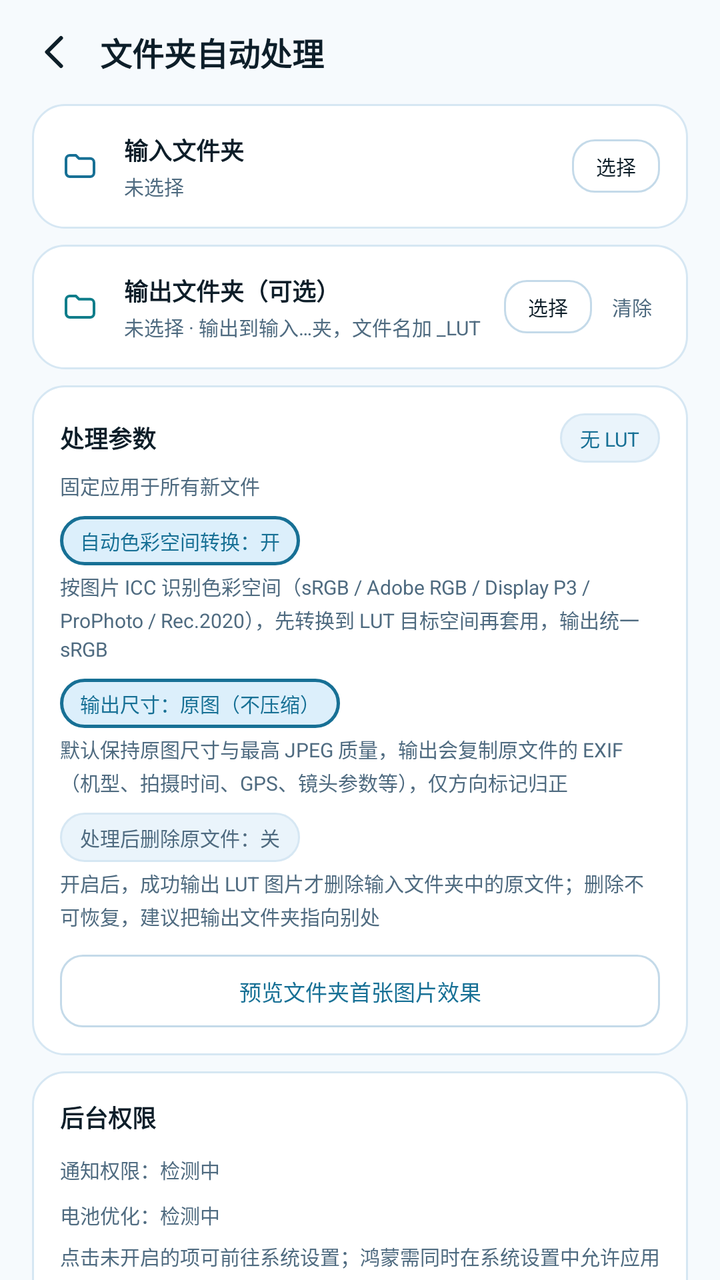
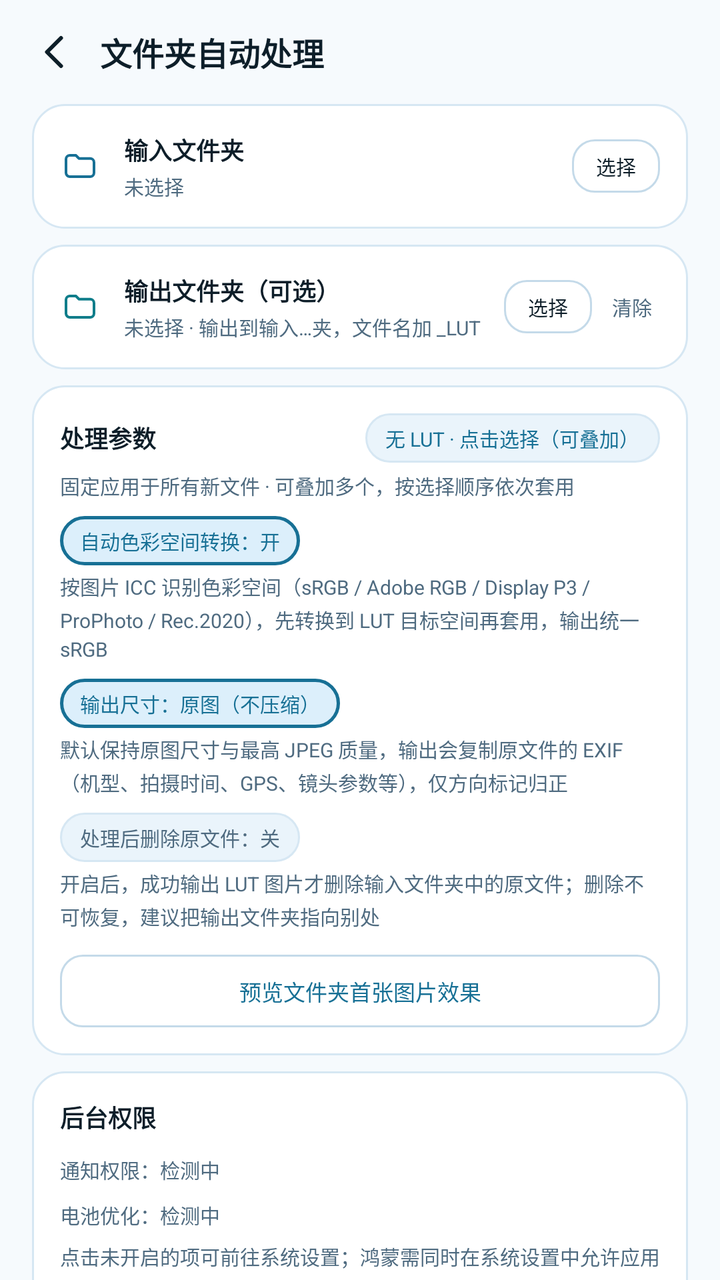

An Android layout rendered at two revisions. The XML below is the earlier revision; the diff shows what the commit changed to produce the second picture.
<!-- AndroidManifest.xml: application theme AppTheme_Dark -->
<!-- res/layout/activity_auto.xml -->
<?xml version="1.0" encoding="utf-8"?>
<LinearLayout xmlns:android="http://schemas.android.com/apk/res/android"
    android:layout_width="match_parent"
    android:layout_height="match_parent"
    android:orientation="vertical"
    android:background="@color/bg">

    <LinearLayout
        android:layout_width="match_parent"
        android:layout_height="52dp"
        android:orientation="horizontal"
        android:gravity="center_vertical"
        android:paddingLeft="8dp"
        android:paddingRight="16dp">

        <ImageView
            android:id="@+id/btnBack"
            android:layout_width="40dp"
            android:layout_height="40dp"
            android:padding="8dp"
            android:src="@drawable/ic_back"
            android:tint="@color/text"
            android:clickable="true"
            android:focusable="true"
            android:contentDescription="返回" />

        <TextView
            android:layout_width="0dp"
            android:layout_height="wrap_content"
            android:layout_weight="1"
            android:layout_marginLeft="2dp"
            android:text="文件夹自动处理"
            android:textColor="@color/text"
            android:textSize="16sp"
            android:textStyle="bold" />
    </LinearLayout>

    <ScrollView
        android:layout_width="match_parent"
        android:layout_height="0dp"
        android:layout_weight="1"
        android:scrollbars="none">

        <LinearLayout
            android:layout_width="match_parent"
            android:layout_height="wrap_content"
            android:orientation="vertical"
            android:paddingLeft="16dp"
            android:paddingRight="16dp"
            android:paddingBottom="16dp">

            <LinearLayout
                android:layout_width="match_parent"
                android:layout_height="wrap_content"
                android:orientation="horizontal"
                android:background="@drawable/bg_card"
                android:padding="14dp"
                android:gravity="center_vertical">

                <ImageView
                    android:layout_width="20dp"
                    android:layout_height="20dp"
                    android:src="@drawable/ic_folder"
                    android:tint="@color/accent" />

                <LinearLayout
                    android:layout_width="0dp"
                    android:layout_height="wrap_content"
                    android:layout_weight="1"
                    android:layout_marginLeft="12dp"
                    android:orientation="vertical">

                    <TextView
                        android:layout_width="wrap_content"
                        android:layout_height="wrap_content"
                        android:text="输入文件夹"
                        android:textColor="@color/text"
                        android:textSize="12sp"
                        android:textStyle="bold" />

                    <TextView
                        android:id="@+id/inPath"
                        android:layout_width="match_parent"
                        android:layout_height="wrap_content"
                        android:layout_marginTop="2dp"
                        android:ellipsize="middle"
                        android:maxLines="1"
                        android:text="未选择"
                        android:textColor="@color/muted"
                        android:textSize="10sp" />
                </LinearLayout>

                <TextView
                    android:id="@+id/btnPickIn"
                    android:layout_width="wrap_content"
                    android:layout_height="wrap_content"
                    android:layout_marginLeft="8dp"
                    android:background="@drawable/bg_btn_ghost"
                    android:paddingLeft="12dp"
                    android:paddingRight="12dp"
                    android:paddingTop="6dp"
                    android:paddingBottom="6dp"
                    android:text="选择"
                    android:textColor="@color/text"
                    android:textSize="10sp"
                    android:clickable="true"
                    android:focusable="true" />
            </LinearLayout>

            <LinearLayout
                android:layout_width="match_parent"
                android:layout_height="wrap_content"
                android:layout_marginTop="8dp"
                android:orientation="horizontal"
                android:background="@drawable/bg_card"
                android:padding="14dp"
                android:gravity="center_vertical">

                <ImageView
                    android:layout_width="20dp"
                    android:layout_height="20dp"
                    android:src="@drawable/ic_folder"
                    android:tint="@color/teal" />

                <LinearLayout
                    android:layout_width="0dp"
                    android:layout_height="wrap_content"
                    android:layout_weight="1"
                    android:layout_marginLeft="12dp"
                    android:orientation="vertical">

                    <TextView
                        android:layout_width="wrap_content"
                        android:layout_height="wrap_content"
                        android:text="输出文件夹（可选）"
                        android:textColor="@color/text"
                        android:textSize="12sp"
                        android:textStyle="bold" />

                    <TextView
                        android:id="@+id/outPath"
                        android:layout_width="match_parent"
                        android:layout_height="wrap_content"
                        android:layout_marginTop="2dp"
                        android:ellipsize="middle"
                        android:maxLines="1"
                        android:text="未选择 · 输出到输入文件夹，文件名加 _LUT"
                        android:textColor="@color/muted"
                        android:textSize="10sp" />
                </LinearLayout>

                <TextView
                    android:id="@+id/btnPickOut"
                    android:layout_width="wrap_content"
                    android:layout_height="wrap_content"
                    android:layout_marginLeft="8dp"
                    android:background="@drawable/bg_btn_ghost"
                    android:paddingLeft="12dp"
                    android:paddingRight="12dp"
                    android:paddingTop="6dp"
                    android:paddingBottom="6dp"
                    android:text="选择"
                    android:textColor="@color/text"
                    android:textSize="10sp"
                    android:clickable="true"
                    android:focusable="true" />

                <TextView
                    android:id="@+id/btnClearOut"
                    android:layout_width="wrap_content"
                    android:layout_height="wrap_content"
                    android:layout_marginLeft="6dp"
                    android:padding="4dp"
                    android:text="清除"
                    android:textColor="@color/muted"
                    android:textSize="10sp"
                    android:clickable="true"
                    android:focusable="true" />
            </LinearLayout>

            <LinearLayout
                android:layout_width="match_parent"
                android:layout_height="wrap_content"
                android:layout_marginTop="8dp"
                android:orientation="vertical"
                android:background="@drawable/bg_card"
                android:padding="14dp">

                <LinearLayout
                    android:layout_width="match_parent"
                    android:layout_height="wrap_content"
                    android:orientation="horizontal"
                    android:gravity="center_vertical">

                    <TextView
                        android:layout_width="0dp"
                        android:layout_height="wrap_content"
                        android:layout_weight="1"
                        android:text="处理参数"
                        android:textColor="@color/text"
                        android:textSize="12sp"
                        android:textStyle="bold" />

                    <TextView
                        android:id="@+id/autoLutName"
                        android:layout_width="wrap_content"
                        android:layout_height="wrap_content"
                        android:background="@drawable/bg_chip"
                        android:paddingLeft="10dp"
                        android:paddingRight="10dp"
                        android:paddingTop="5dp"
                        android:paddingBottom="5dp"
                        android:text="无 LUT"
                        android:textColor="@color/accent"
                        android:textSize="10sp"
                        android:clickable="true"
                        android:focusable="true" />
                </LinearLayout>

                <TextView
                    android:layout_width="wrap_content"
                    android:layout_height="wrap_content"
                    android:layout_marginTop="4dp"
                    android:text="固定应用于所有新文件"
                    android:textColor="@color/muted"
                    android:textSize="10sp" />

                <TextView
                    android:id="@+id/btnSpace"
                    android:layout_width="wrap_content"
                    android:layout_height="wrap_content"
                    android:layout_marginTop="8dp"
                    android:background="@drawable/bg_chip_sel"
                    android:paddingLeft="10dp"
                    android:paddingRight="10dp"
                    android:paddingTop="5dp"
                    android:paddingBottom="5dp"
                    android:text="自动色彩空间转换：开"
                    android:textColor="@color/accent"
                    android:textSize="10sp"
                    android:clickable="true"
                    android:focusable="true" />

                <TextView
                    android:layout_width="match_parent"
                    android:layout_height="wrap_content"
                    android:layout_marginTop="3dp"
                    android:lineSpacingExtra="2dp"
                    android:text="按图片 ICC 识别色彩空间（sRGB / Adobe RGB / Display P3 / ProPhoto / Rec.2020），先转换到 LUT 目标空间再套用，输出统一 sRGB"
                    android:textColor="@color/muted"
                    android:textSize="10sp" />

                <TextView
                    android:id="@+id/btnSize"
                    android:layout_width="wrap_content"
                    android:layout_height="wrap_content"
                    android:layout_marginTop="8dp"
                    android:background="@drawable/bg_chip_sel"
                    android:paddingLeft="10dp"
                    android:paddingRight="10dp"
                    android:paddingTop="5dp"
                    android:paddingBottom="5dp"
                    android:text="输出尺寸：原图（不压缩）"
                    android:textColor="@color/accent"
                    android:textSize="10sp"
                    android:clickable="true"
                    android:focusable="true" />

                <TextView
                    android:layout_width="match_parent"
                    android:layout_height="wrap_content"
                    android:layout_marginTop="3dp"
                    android:lineSpacingExtra="2dp"
                    android:text="默认保持原图尺寸与最高 JPEG 质量，输出会复制原文件的 EXIF（机型、拍摄时间、GPS、镜头参数等），仅方向标记归正"
                    android:textColor="@color/muted"
                    android:textSize="10sp" />

                <TextView
                    android:id="@+id/btnDelete"
                    android:layout_width="wrap_content"
                    android:layout_height="wrap_content"
                    android:layout_marginTop="8dp"
                    android:background="@drawable/bg_chip"
                    android:paddingLeft="10dp"
                    android:paddingRight="10dp"
                    android:paddingTop="5dp"
                    android:paddingBottom="5dp"
                    android:text="处理后删除原文件：关"
                    android:textColor="@color/muted"
                    android:textSize="10sp"
                    android:clickable="true"
                    android:focusable="true" />

                <TextView
                    android:layout_width="match_parent"
                    android:layout_height="wrap_content"
                    android:layout_marginTop="3dp"
                    android:lineSpacingExtra="2dp"
                    android:text="开启后，成功输出 LUT 图片才删除输入文件夹中的原文件；删除不可恢复，建议把输出文件夹指向别处"
                    android:textColor="@color/muted"
                    android:textSize="10sp" />

                <LinearLayout
                    android:id="@+id/autoAdjustList"
                    android:layout_width="match_parent"
                    android:layout_height="wrap_content"
                    android:layout_marginTop="6dp"
                    android:orientation="vertical" />

                <TextView
                    android:id="@+id/btnPreview"
                    android:layout_width="match_parent"
                    android:layout_height="wrap_content"
                    android:layout_marginTop="6dp"
                    android:background="@drawable/bg_btn_ghost"
                    android:gravity="center"
                    android:paddingTop="10dp"
                    android:paddingBottom="10dp"
                    android:text="预览文件夹首张图片效果"
                    android:textColor="@color/accent"
                    android:textSize="11sp"
                    android:clickable="true"
                    android:focusable="true" />
            </LinearLayout>

            <LinearLayout
                android:layout_width="match_parent"
                android:layout_height="wrap_content"
                android:layout_marginTop="8dp"
                android:orientation="vertical"
                android:background="@drawable/bg_card"
                android:padding="14dp">

                <TextView
                    android:layout_width="wrap_content"
                    android:layout_height="wrap_content"
                    android:text="后台权限"
                    android:textColor="@color/text"
                    android:textSize="12sp"
                    android:textStyle="bold" />

                <TextView
                    android:id="@+id/notifState"
                    android:layout_width="match_parent"
                    android:layout_height="wrap_content"
                    android:layout_marginTop="6dp"
                    android:paddingTop="4dp"
                    android:paddingBottom="4dp"
                    android:text="通知权限：检测中"
                    android:textColor="@color/muted"
                    android:textSize="10sp"
                    android:clickable="true"
                    android:focusable="true" />

                <TextView
                    android:id="@+id/battState"
                    android:layout_width="match_parent"
                    android:layout_height="wrap_content"
                    android:paddingTop="4dp"
                    android:paddingBottom="4dp"
                    android:text="电池优化：检测中"
                    android:textColor="@color/muted"
                    android:textSize="10sp"
                    android:clickable="true"
                    android:focusable="true" />

                <TextView
                    android:layout_width="wrap_content"
                    android:layout_height="wrap_content"
                    android:layout_marginTop="2dp"
                    android:text="点击未开启的项可前往系统设置；鸿蒙需同时在系统设置中允许应用后台运行"
                    android:textColor="@color/muted"
                    android:textSize="10sp"
                    android:lineSpacingExtra="2dp" />
            </LinearLayout>

            <TextView
                android:id="@+id/btnToggle"
                android:layout_width="match_parent"
                android:layout_height="wrap_content"
                android:layout_marginTop="12dp"
                android:background="@drawable/bg_btn"
                android:gravity="center"
                android:paddingTop="15dp"
                android:paddingBottom="15dp"
                android:text="开启自动处理"
                android:textColor="@color/on_accent"
                android:textSize="14sp"
                android:textStyle="bold"
                android:clickable="true"
                android:focusable="true" />

            <TextView
                android:id="@+id/btnProcessAll"
                android:layout_width="match_parent"
                android:layout_height="wrap_content"
                android:layout_marginTop="8dp"
                android:background="@drawable/bg_btn_ghost"
                android:gravity="center"
                android:paddingTop="12dp"
                android:paddingBottom="12dp"
                android:text="立即处理文件夹中已有图片"
                android:textColor="@color/text"
                android:textSize="12sp"
                android:clickable="true"
                android:focusable="true" />

            <LinearLayout
                android:layout_width="match_parent"
                android:layout_height="wrap_content"
                android:layout_marginTop="8dp"
                android:orientation="vertical"
                android:background="@drawable/bg_card"
                android:padding="14dp">

                <TextView
                    android:layout_width="wrap_content"
                    android:layout_height="wrap_content"
                    android:text="处理记录"
                    android:textColor="@color/text"
                    android:textSize="12sp"
                    android:textStyle="bold" />

                <ScrollView
                    android:layout_width="match_parent"
                    android:layout_height="120dp"
                    android:layout_marginTop="6dp"
                    android:scrollbars="vertical">

                    <TextView
                        android:id="@+id/logText"
                        android:layout_width="match_parent"
                        android:layout_height="wrap_content"
                        android:fontFamily="monospace"
                        android:lineSpacingExtra="2dp"
                        android:text="暂无记录"
                        android:textColor="@color/muted"
                        android:textSize="10sp" />
                </ScrollView>
            </LinearLayout>

            <TextView
                android:layout_width="match_parent"
                android:layout_height="wrap_content"
                android:layout_marginTop="12dp"
                android:text="提示：自动处理在本地离线运行。请保持应用在后台上运行（通知栏常驻），新图片保存到输入文件夹后约 6 秒内自动套用 LUT 并输出。"
                android:textColor="@color/muted"
                android:textSize="10sp"
                android:lineSpacingExtra="3dp" />
        </LinearLayout>
    </ScrollView>
</LinearLayout>
<!-- resources referenced by this layout -->
<resources>
  <color name="accent">#177095</color>
  <color name="bg">#F6FAFD</color>
  <color name="muted">#4F6B80</color>
  <color name="on_accent">#FFFFFF</color>
  <color name="teal">#0F7D8A</color>
  <color name="text">#0D1E29</color>
  <!-- drawable bg_btn (drawable) -->
  <?xml version="1.0" encoding="utf-8"?>
  <shape xmlns:android="http://schemas.android.com/apk/res/android" android:shape="rectangle">
      <solid android:color="@color/accent" />
      <corners android:radius="11dp" />
  </shape>
  <!-- drawable bg_btn_ghost (drawable) -->
  <?xml version="1.0" encoding="utf-8"?>
  <shape xmlns:android="http://schemas.android.com/apk/res/android" android:shape="rectangle">
      <solid android:color="#00000000" />
      <corners android:radius="11dp" />
      <stroke android:width="1dp" android:color="@color/ghost_stroke" />
  </shape>
  <!-- drawable bg_card (drawable) -->
  <?xml version="1.0" encoding="utf-8"?>
  <shape xmlns:android="http://schemas.android.com/apk/res/android" android:shape="rectangle">
      <solid android:color="@color/surface" />
      <corners android:radius="16dp" />
      <stroke android:width="1dp" android:color="@color/stroke" />
  </shape>
  <!-- drawable bg_chip (drawable) -->
  <?xml version="1.0" encoding="utf-8"?>
  <shape xmlns:android="http://schemas.android.com/apk/res/android" android:shape="rectangle">
      <solid android:color="@color/surface2" />
      <corners android:radius="12dp" />
      <stroke android:width="1dp" android:color="@color/stroke" />
  </shape>
  <!-- drawable bg_chip_sel (drawable) -->
  <?xml version="1.0" encoding="utf-8"?>
  <shape xmlns:android="http://schemas.android.com/apk/res/android" android:shape="rectangle">
      <solid android:color="@color/chip_sel_bg" />
      <corners android:radius="12dp" />
      <stroke android:width="1.5dp" android:color="@color/accent" />
  </shape>
  <!-- drawable ic_back (drawable) -->
  <?xml version="1.0" encoding="utf-8"?>
  <vector xmlns:android="http://schemas.android.com/apk/res/android"
      android:width="24dp" android:height="24dp"
      android:viewportWidth="24" android:viewportHeight="24">
      <path
          android:pathData="M14.5 5L7.5 12l7 7"
          android:fillColor="#00000000"
          android:strokeColor="#FFFFFFFF"
          android:strokeWidth="2"
          android:strokeLineCap="round"
          android:strokeLineJoin="round" />
  </vector>
  <!-- drawable ic_folder (drawable) -->
  <?xml version="1.0" encoding="utf-8"?>
  <vector xmlns:android="http://schemas.android.com/apk/res/android"
      android:width="24dp" android:height="24dp"
      android:viewportWidth="24" android:viewportHeight="24">
      <path
          android:pathData="M3.6 7.9A2.3 2.3 0 0 1 5.9 5.6h3.6l1.9 1.9h6.7a2.3 2.3 0 0 1 2.3 2.3v6.3a2.3 2.3 0 0 1 -2.3 2.3H5.9a2.3 2.3 0 0 1 -2.3 -2.3z"
          android:fillColor="#00000000"
          android:strokeColor="#FFFFFFFF"
          android:strokeWidth="1.6"
          android:strokeLineJoin="round" />
  </vector>
  <style name="AppTheme_Dark" parent="@android:style/Theme.Material.NoActionBar">
          <item name="android:windowBackground">@color/bg</item>
          <item name="android:colorAccent">@color/accent</item>
          <item name="android:statusBarColor">@color/bg</item>
          <item name="android:navigationBarColor">@color/bg</item>
          <item name="android:windowLightStatusBar">false</item>
          <item name="android:textColorPrimary">@color/text</item>
          <item name="android:textColorSecondary">@color/muted</item>
      </style>
  <color name="ghost_stroke">#C4DAE9</color>
  <color name="surface">#FFFFFF</color>
  <color name="stroke">#D6E7F3</color>
  <color name="surface2">#EAF4FB</color>
  <color name="chip_sel_bg">#DCEFFB</color>
</resources>

<!-- the commit's change to res/layout/activity_auto.xml (unified diff, before → after) -->
@@ -205,12 +205,16 @@
                         android:id="@+id/autoLutName"
                         android:layout_width="wrap_content"
                         android:layout_height="wrap_content"
+                        android:layout_marginLeft="8dp"
                         android:background="@drawable/bg_chip"
+                        android:ellipsize="middle"
+                        android:maxWidth="190dp"
+                        android:maxLines="1"
                         android:paddingLeft="10dp"
                         android:paddingRight="10dp"
                         android:paddingTop="5dp"
                         android:paddingBottom="5dp"
-                        android:text="无 LUT"
+                        android:text="无 LUT · 点击选择（可叠加）"
                         android:textColor="@color/accent"
                         android:textSize="10sp"
                         android:clickable="true"
@@ -221,7 +225,7 @@
                     android:layout_width="wrap_content"
                     android:layout_height="wrap_content"
                     android:layout_marginTop="4dp"
-                    android:text="固定应用于所有新文件"
+                    android:text="固定应用于所有新文件 · 可叠加多个，按选择顺序依次套用"
                     android:textColor="@color/muted"
                     android:textSize="10sp" />
 
